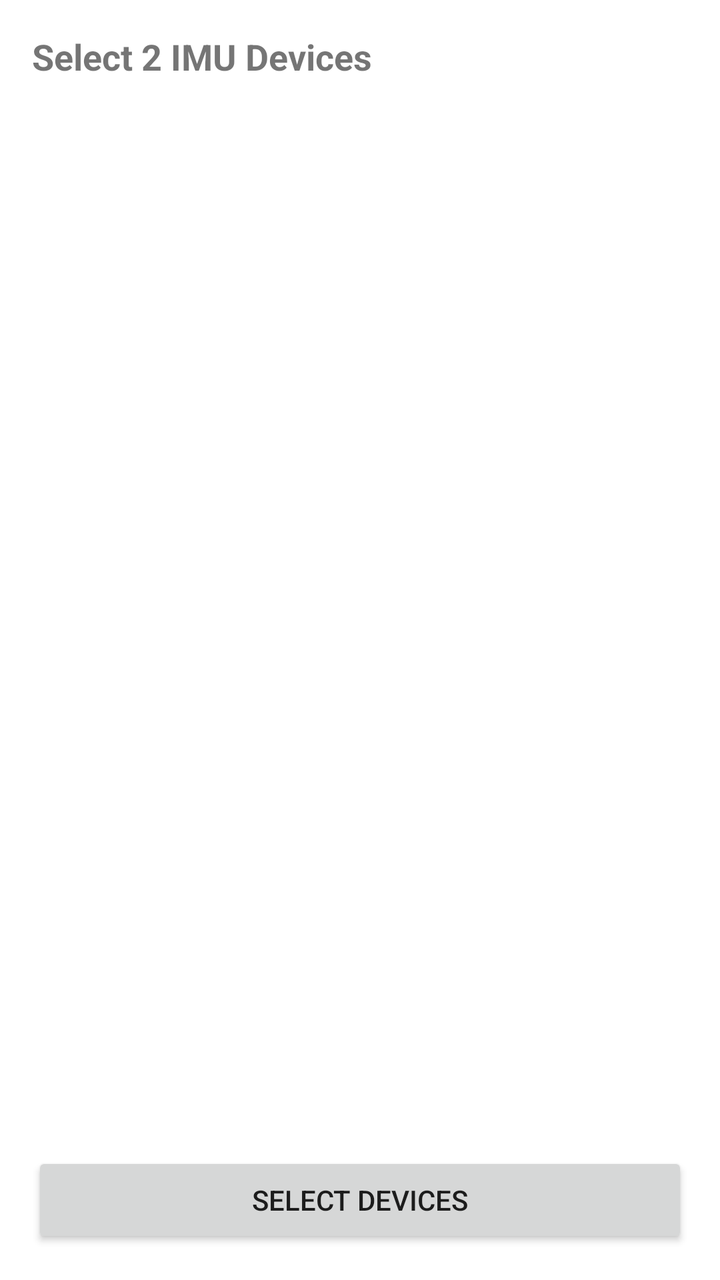
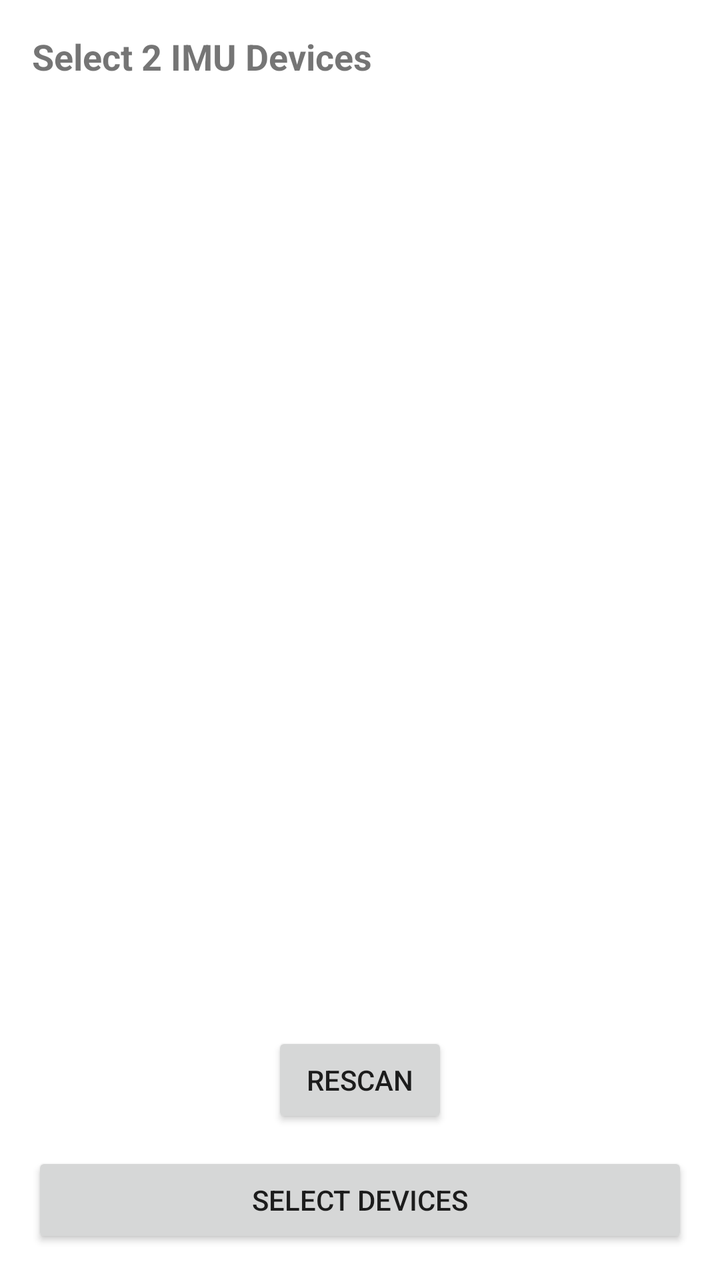

Compare the two renders of this Android layout. The source of the first and the diff that turns it into the second are given below.
<!-- AndroidManifest.xml: application theme Theme.GaitRehabApp -->
<!-- res/layout/activity_device_scan.xml -->
<?xml version="1.0" encoding="utf-8"?>
<LinearLayout
    xmlns:android="http://schemas.android.com/apk/res/android"
    android:orientation="vertical"
    android:padding="16dp"
    android:layout_width="match_parent"
    android:layout_height="match_parent">

    <TextView
        android:text="@string/selection_title"
        android:textSize="18sp"
        android:textStyle="bold"
        android:layout_marginBottom="8dp"
        android:layout_width="wrap_content"
        android:layout_height="wrap_content" />

    <androidx.recyclerview.widget.RecyclerView
        android:id="@+id/deviceList"
        android:layout_width="match_parent"
        android:layout_height="0dp"
        android:layout_weight="1" />

    <Button
        android:id="@+id/selectButton"
        android:text="@string/select_devices_button"
        android:layout_width="match_parent"
        android:layout_height="wrap_content"
        android:layout_marginTop="12dp" />
</LinearLayout>
<!-- resources referenced by this layout -->
<resources>
  <string name="select_devices_button">Select Devices</string>
  <string name="selection_title">Select 2 IMU Devices</string>
  <style name="Theme.GaitRehabApp" parent="Theme.MaterialComponents.DayNight.DarkActionBar">
          
          <item name="colorPrimary">@color/purple_500</item>
          <item name="colorPrimaryVariant">@color/purple_700</item>
          <item name="colorOnPrimary">@color/white</item>
          
          <item name="colorSecondary">@color/teal_200</item>
          <item name="colorSecondaryVariant">@color/teal_700</item>
          <item name="colorOnSecondary">@color/black</item>
          
          <item name="android:statusBarColor">?attr/colorPrimaryVariant</item>
          
      </style>
  <color name="purple_500">#FF6200EE</color>
  <color name="purple_700">#FF3700B3</color>
  <color name="white">#FFFFFFFF</color>
  <color name="teal_200">#FF03DAC5</color>
  <color name="teal_700">#FF018786</color>
  <color name="black">#FF000000</color>
</resources>

<!-- the commit's change to res/layout/activity_device_scan.xml (unified diff, before → after) -->
@@ -21,6 +21,15 @@
         android:layout_weight="1" />
 
     <Button
+        android:id="@+id/rescanButton"
+        android:layout_width="wrap_content"
+        android:layout_height="wrap_content"
+        android:text="Rescan"
+        android:layout_gravity="center"
+        android:layout_marginTop="16dp"
+        />
+
+    <Button
         android:id="@+id/selectButton"
         android:text="@string/select_devices_button"
         android:layout_width="match_parent"
